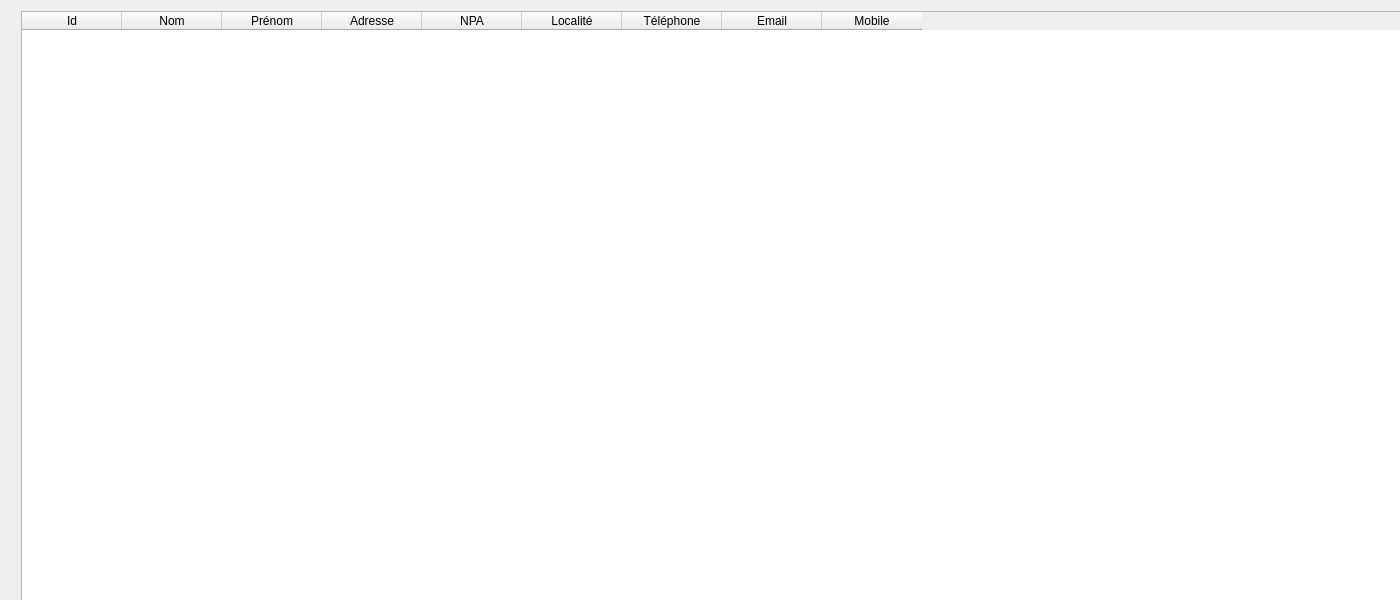
Above: Sploks/views/customers.ui from alhelo-93/TPI-SPLOKS before the change. Below: the same form after it.
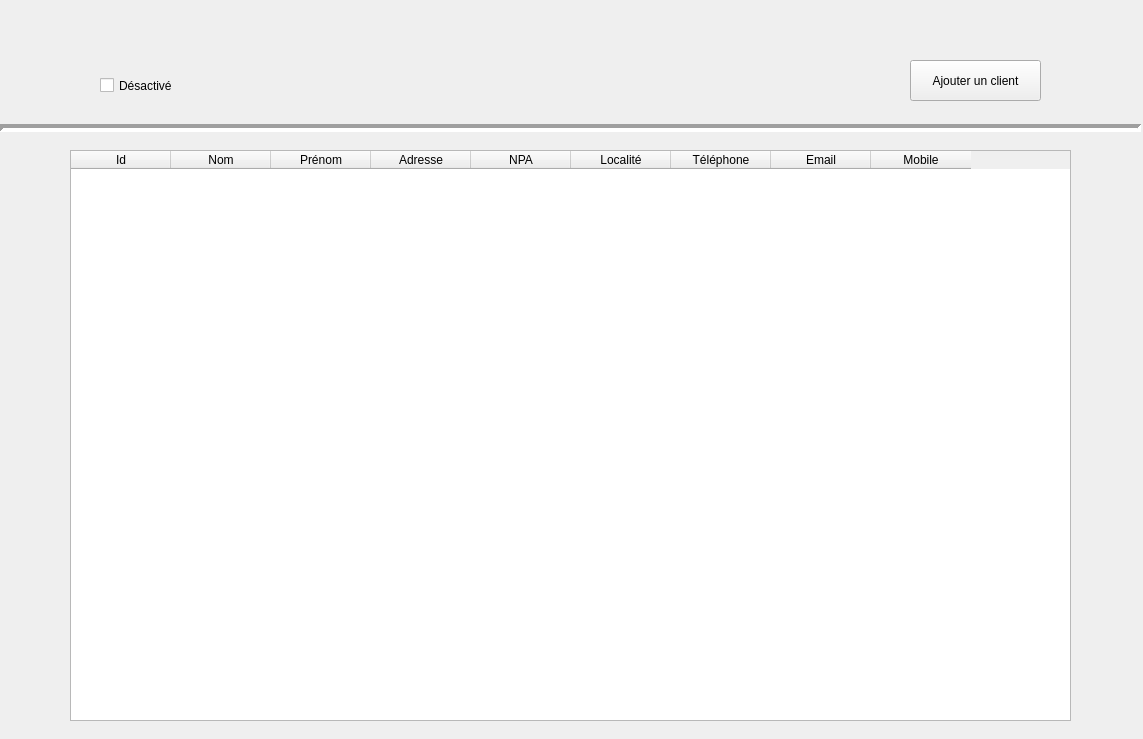
That is the form after the change.

Commit message:
display clients
afficher les clients

```diff
--- a/Sploks/views/customers.ui
+++ b/Sploks/views/customers.ui
@@ -6,8 +6,8 @@
    <rect>
     <x>0</x>
     <y>0</y>
-    <width>1400</width>
-    <height>600</height>
+    <width>1143</width>
+    <height>739</height>
    </rect>
   </property>
   <property name="windowTitle">
@@ -17,10 +17,10 @@
    <widget class="QTableWidget" name="tableCustomers">
     <property name="geometry">
      <rect>
-      <x>21</x>
-      <y>11</y>
-      <width>1491</width>
-      <height>601</height>
+      <x>70</x>
+      <y>150</y>
+      <width>1001</width>
+      <height>571</height>
      </rect>
     </property>
     <property name="locale">
@@ -72,6 +72,54 @@
      </property>
     </column>
    </widget>
+   <widget class="QCheckBox" name="checkBox">
+    <property name="geometry">
+     <rect>
+      <x>100</x>
+      <y>70</y>
+      <width>90</width>
+      <height>31</height>
+     </rect>
+    </property>
+    <property name="text">
+     <string>Désactivé</string>
+    </property>
+    <property name="iconSize">
+     <size>
+      <width>20</width>
+      <height>20</height>
+     </size>
+    </property>
+   </widget>
+   <widget class="QPushButton" name="pushButton">
+    <property name="geometry">
+     <rect>
+      <x>910</x>
+      <y>60</y>
+      <width>131</width>
+      <height>41</height>
+     </rect>
+    </property>
+    <property name="text">
+     <string>Ajouter un client</string>
+    </property>
+   </widget>
+   <widget class="Line" name="line">
+    <property name="geometry">
+     <rect>
+      <x>0</x>
+      <y>120</y>
+      <width>1141</width>
+      <height>16</height>
+     </rect>
+    </property>
+    <property name="lineWidth">
+     <number>4</number>
+    </property>
+    <property name="orientation">
+     <enum>Qt::Horizontal</enum>
+    </property>
+   </widget>
   </widget>
  </widget>
  <resources/>
```
The commit also changes 3 other files.
